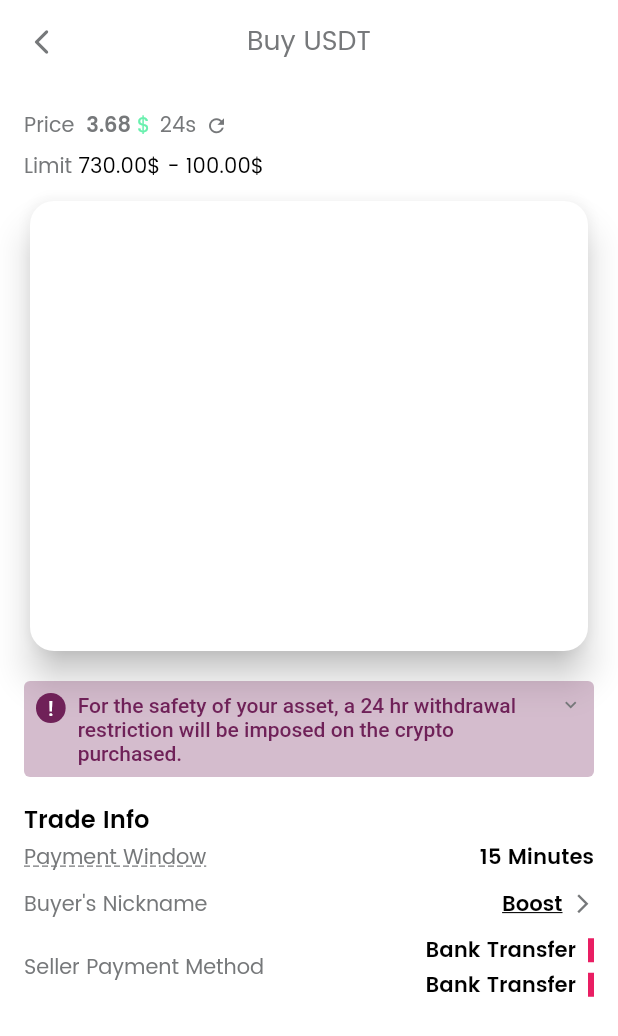
After one commit to usmanzee/crypto-wallet-app-Flutter, a Flutter app: the P2pBuySellSelectedOfferPage screen opened by its route, after a tap on the "refresh" icon, on a phone screen of 412 x 824 dp. The commit adds this screen. Shown: the top 1036 px of the screen. Run offline on Flutter 3.47's test engine with Material 2 defaults, Android fonts, the phone set to English and light mode, and no system bars; drawn by our look-alikes of oktoast; our stand-ins replace badges, carousel_slider, connectivity, firebase_messaging, flutter_dotenv, form_field_validator and 12 more; missing offline and left inert: flutter_sparkline, k_chart, overlay_container, qr_code_scanner; accounts and stored records are empty; generated files the repository leaves out were written again; network calls fail; statements that could not run were skipped.

Commit message:
initial page done for the selected offer

```diff
--- a/lib/utils/router.dart
+++ b/lib/utils/router.dart
@@ -21,6 +21,7 @@ import 'package:b4u_wallet/views/auth/2fa.dart';
 import 'package:b4u_wallet/views/auth/signup.dart';
 import 'package:b4u_wallet/views/bottom_nav_bar/bottom_nav_bar.dart';
 import 'package:b4u_wallet/views/notification/%20notification_list.dart';
+import 'package:b4u_wallet/views/p2p/P2p_buy_sell_selected_offer_page.dart';
 import 'package:b4u_wallet/views/p2p/components/search_currency_p2p_dialog.dart';
 import 'package:b4u_wallet/views/p2p/components/select_currency_p2p_page.dart';
 import 'package:b4u_wallet/views/p2p/p2p_buy_sell_page.dart';
@@ -209,5 +210,10 @@ class Router {
       page: () => P2pHistoryPage(),
       // binding: P2pBinding(),
     ),
+    GetPage(
+      name: '/P2p_buy_sell_selected_offer_page',
+      page: () => P2pBuySellSelectedOfferPage(),
+      // binding: P2pBinding(),
+    ),
   ];
 }
--- /dev/null
+++ b/lib/views/p2p/P2p_buy_sell_selected_offer_page.dart
@@ -0,0 +1,329 @@
+import 'package:b4u_wallet/models/p2p_offer/p2p_offer.dart';
+import 'package:flutter/material.dart';
+import 'package:get/get.dart';
+
+class P2pBuySellSelectedOfferPage extends StatelessWidget {
+  P2pBuySellSelectedOfferPage({
+    @required this.p2pOffer,
+  });
+
+  final P2POffer p2pOffer;
+  final currencySymbol = '\$';
+
+  @override
+  Widget build(BuildContext context) {
+    return Scaffold(
+      appBar: AppBar(
+        backwardsCompatibility: false,
+        backgroundColor: Get.theme.scaffoldBackgroundColor,
+        foregroundColor: Get.theme.textSelectionTheme.selectionColor,
+        leading: IconButton(
+          icon: Icon(
+            Icons.arrow_back_ios_rounded,
+            size: 20,
+            color: Get.theme.hintColor,
+          ),
+          onPressed: () => Get.back(),
+        ),
+        elevation: 0,
+        centerTitle: true,
+        //todo: add the name here from the p2pOffer
+        title: Text(
+          'Buy USDT',
+          style: TextStyle(
+            fontFamily: "Popins",
+            color: Get.theme.hintColor,
+            fontSize: 18.0,
+            fontWeight: FontWeight.w400,
+          ),
+        ),
+      ),
+      body: Padding(
+        padding: const EdgeInsets.all(16.0),
+        child: Column(
+          mainAxisAlignment: MainAxisAlignment.start,
+          crossAxisAlignment: CrossAxisAlignment.start,
+          children: [
+            Row(
+              children: [
+                Text(
+                  'Price',
+                  style: TextStyle(
+                    fontFamily: "Popins",
+                    color: Get.theme.hintColor,
+                    fontSize: 14.0,
+                    fontWeight: FontWeight.w400,
+                  ),
+                ),
+                SizedBox(
+                  width: 8,
+                ),
+                //todo: replace it with the real value
+                Text(
+                  '3.68',
+                  style: TextStyle(
+                    fontFamily: "Popins",
+                    color: Get.theme.hintColor,
+                    fontSize: 14.0,
+                    fontWeight: FontWeight.w600,
+                  ),
+                ),
+                SizedBox(
+                  width: 4,
+                ),
+                //todo add the currency symbol here
+                Text(
+                  currencySymbol,
+                  style: TextStyle(
+                    fontFamily: "Popins",
+                    color: Colors.greenAccent,
+                    fontSize: 14.0,
+                    fontWeight: FontWeight.w500,
+                  ),
+                ),
+                SizedBox(
+                  width: 6,
+                ),
+                //todo : add the value here of the refresh
+                Text(
+                  '24s',
+                  style: TextStyle(
+                    fontFamily: "Popins",
+                    color: Get.theme.hintColor,
+                    fontSize: 14.0,
+                    fontWeight: FontWeight.w400,
+                  ),
+                ),
+                SizedBox(
+                  width: 6,
+                ),
+                InkWell(
+                  onTap: () {},
+                  child: Icon(
+                    Icons.refresh,
+                    size: 15,
+                    color: Get.theme.hintColor,
+                  ),
+                ),
+              ],
+            ),
+            Padding(
+              padding: const EdgeInsets.only(top: 4, bottom: 8),
+              child: Row(
+                children: [
+                  Text(
+                    'Limit ',
+                    style: TextStyle(
+                      fontFamily: "Popins",
+                      color: Get.theme.hintColor,
+                      fontSize: 14.0,
+                      fontWeight: FontWeight.w400,
+                    ),
+                  ),
+                  //todo: add the upper and lower limit from the data here
+                  Text(
+                    '730.00$currencySymbol - 100.00$currencySymbol',
+                    style: TextStyle(
+                      fontFamily: "Popins",
+                      color: Get.theme.textSelectionTheme.selectionColor,
+                      fontSize: 14.0,
+                      fontWeight: FontWeight.w400,
+                    ),
+                  ),
+                ],
+              ),
+            ),
+            Card(
+              shape: RoundedRectangleBorder(
+                borderRadius: BorderRadius.circular(16),
+              ),
+              elevation: 10,
+              child: Container(
+                height: 300,
+                width: double.infinity,
+              ),
+            ),
+            //todo: add the callbacks here in necessary
+            Padding(
+              padding: const EdgeInsets.symmetric(
+                vertical: 16,
+              ),
+              child: Container(
+                // width: Get.size.width,
+                padding: const EdgeInsets.all(8),
+                decoration: BoxDecoration(
+                  color: Get.theme.accentColor.withOpacity(0.3),
+                  borderRadius: BorderRadius.circular(4),
+                ),
+                child: Row(
+                  crossAxisAlignment: CrossAxisAlignment.start,
+                  mainAxisAlignment: MainAxisAlignment.spaceBetween,
+                  children: [
+                    Container(
+                      padding: const EdgeInsets.symmetric(
+                          vertical: 2, horizontal: 8),
+                      decoration: BoxDecoration(
+                        color: Get.theme.accentColor,
+                        borderRadius: BorderRadius.circular(10),
+                      ),
+                      child: Text(
+                        '!',
+                        style: TextStyle(
+                          color: Get.theme.scaffoldBackgroundColor,
+                          fontSize: 14,
+                          fontWeight: FontWeight.w500,
+                        ),
+                      ),
+                    ),
+                    SizedBox(
+                      width: 8,
+                    ),
+                    Expanded(
+                      child: Text(
+                        'For the safety of your asset, a 24 hr withdrawal restriction will be imposed on the crypto purchased.',
+                        maxLines: 4,
+                        textAlign: TextAlign.start,
+                        style: TextStyle(
+                          color: Get.theme.accentColor,
+                          fontSize: 14,
+                          fontWeight: FontWeight.w500,
+                        ),
+                        softWrap: true,
+                        // overflow: TextOverflow.ellipsis,
+                      ),
+                    ),
+                    Icon(
+                      Icons.keyboard_arrow_down,
+                      size: 15,
+                      color: Get.theme.hintColor,
+                    ),
+                  ],
+                ),
+              ),
+            ),
+            Text(
+              'Trade Info',
+              style: TextStyle(
+                fontFamily: "Popins",
+                color: Get.theme.textSelectionTheme.selectionColor,
+                fontSize: 16,
+                fontWeight: FontWeight.w700,
+              ),
+            ),
+            Row(
+              mainAxisAlignment: MainAxisAlignment.spaceBetween,
+              children: [
+                Text(
+                  'Payment Window',
+                  style: TextStyle(
+                    decoration: TextDecoration.underline,
+                    decorationStyle: TextDecorationStyle.dashed,
+                    fontFamily: "Popins",
+                    color: Get.theme.hintColor,
+                    fontSize: 14,
+                    fontWeight: FontWeight.w500,
+                  ),
+                ),
+                //todo: add value from the wallet here
+                Text(
+                  '15 Minutes',
+                  style: TextStyle(
+                    fontFamily: "Popins",
+                    color: Get.theme.textSelectionTheme.selectionColor,
+                    fontSize: 14,
+                    fontWeight: FontWeight.w700,
+                  ),
+                ),
+              ],
+            ),
+            Padding(
+              padding: const EdgeInsets.symmetric(vertical: 8),
+              child: Row(
+                mainAxisAlignment: MainAxisAlignment.spaceBetween,
+                children: [
+                  Text(
+                    'Buyer\'s Nickname',
+                    style: TextStyle(
+                      fontFamily: "Popins",
+                      color: Get.theme.hintColor,
+                      fontSize: 14,
+                      fontWeight: FontWeight.w500,
+                    ),
+                  ),
+                  Row(
+                    children: [
+                      Text(
+                        'Boost',
+                        style: TextStyle(
+                          decoration: TextDecoration.underline,
+                          fontFamily: "Popins",
+                          color: Get.theme.textSelectionTheme.selectionColor,
+                          fontSize: 14,
+                          fontWeight: FontWeight.w700,
+                        ),
+                      ),
+                      SizedBox(
+                        width: 6,
+                      ),
+                      Icon(
+                        Icons.arrow_forward_ios,
+                        size: 15,
+                        color: Get.theme.hintColor,
+                      ),
+                    ],
+                  ),
+                ],
+              ),
+            ),
+            Row(
+              mainAxisAlignment: MainAxisAlignment.spaceBetween,
+              children: [
+                Text(
+                  'Seller Payment Method',
+                  style: TextStyle(
+                    fontFamily: "Popins",
+                    color: Get.theme.hintColor,
+                    fontSize: 14,
+                    fontWeight: FontWeight.w500,
+                  ),
+                ),
+                Column(
+                  mainAxisAlignment: MainAxisAlignment.start,
+                  children: [
+                    //todo: add the checks for the bank names and color randomization
+                    _bankNameWidget(bankName: 'Bank Transfer'),
+                    _bankNameWidget(bankName: 'Bank Transfer'),
+                  ],
+                ),
+              ],
+            ),
+          ],
+        ),
+      ),
+    );
+  }
+
+  Widget _bankNameWidget({@required String bankName}) {
+    return Row(
+      children: [
+        Text(
+          bankName,
+          style: TextStyle(
+            fontFamily: "Popins",
+            color: Get.theme.textSelectionTheme.selectionColor,
+            fontSize: 14,
+            fontWeight: FontWeight.w700,
+          ),
+        ),
+        const SizedBox(
+          width: 8,
+        ),
+        Container(
+          width: 4,
+          color: Colors.pink,
+          child: const Text(''),
+        ),
+      ],
+    );
+  }
+}
--- a/lib/views/p2p/tabs/p2p_currency_tab_widget.dart
+++ b/lib/views/p2p/tabs/p2p_currency_tab_widget.dart
@@ -50,19 +50,22 @@ Widget p2pCurrencyTabWidget({
                         itemExtent: 210,
                         delegate: SliverChildBuilderDelegate(
                           (BuildContext context, int index) {
-                            return p2pController.buyOrSellP2p.value
+                            // return p2pController.buyOrSellP2p.value
+                            return true
                                 ? containerTrade(
-                                    name: buyList[index].member.email,
-                                    price: buyList[index].price,
-                                    currency: buyList[index].baseUnit,
+                                    name: 'buyList[index].member.email',
+                                    price: 'buyList[index].price',
+                                    currency: 'buyList[index].baseUnit',
                                     bankName: 'MonoBank',
                                     cryptoAmount: '815.98',
                                     functionCallback: () {
-                                      p2pLevelCheckDialog(context: context);
+                                      Get.toNamed(
+                                          '/P2p_buy_sell_selected_offer_page');
+                                      // p2pLevelCheckDialog(context: context);
                                     },
                                     functionText: 'Buy',
-                                    lowerLimit: buyList[index].minOrderAmount,
-                                    upperLimit: buyList[index].maxOrderAmount,
+                                    lowerLimit: 'buyList[index].minOrderAmount',
+                                    upperLimit: 'buyList[index].maxOrderAmount',
                                     nameCallback: () =>
                                         print('from name callback'),
                                     reviewPercentage: '98.09',
@@ -90,10 +93,10 @@ Widget p2pCurrencyTabWidget({
                                     currencySymbol: '\$',
                                   );
                           },
-                          childCount: p2pController.buyOrSellP2p.value
+                          childCount: /*p2pController.buyOrSellP2p.value
                               ? buyList.length
-                              : sellList.length,
-                          // 1,
+                              : sellList.length,*/
+                          1,
                         ),
                       ),
                     ),
```
Also changed, not shown: lib/views/p2p/p2p_buy_sell_page.dart (+30 -15 lines), 1 other file.
